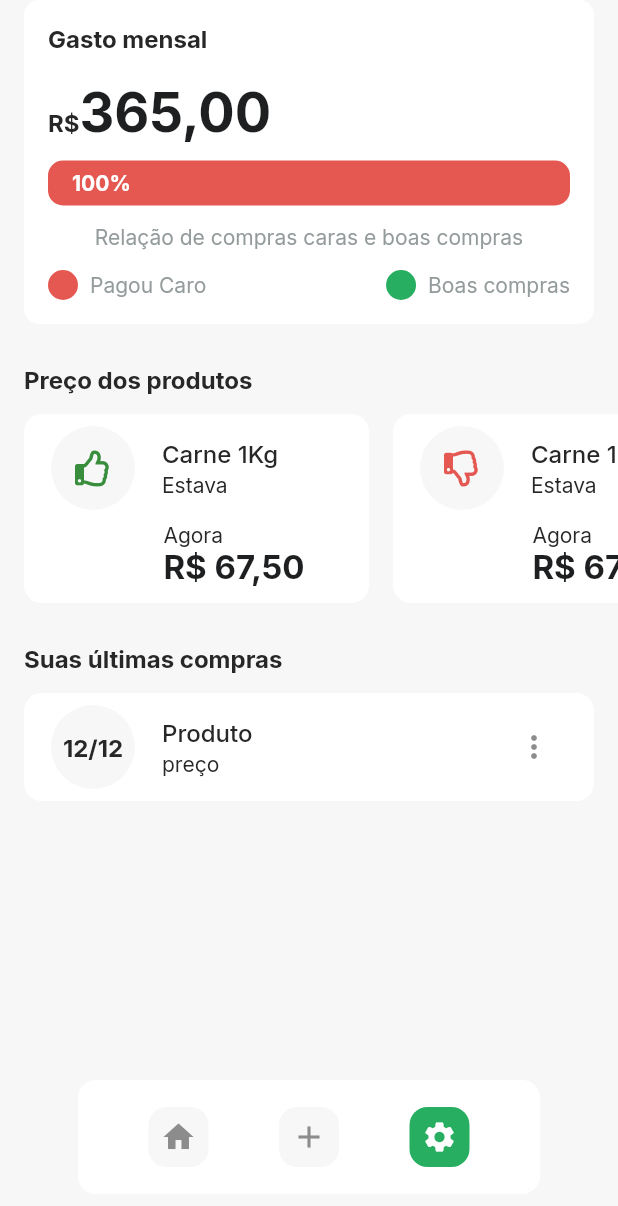
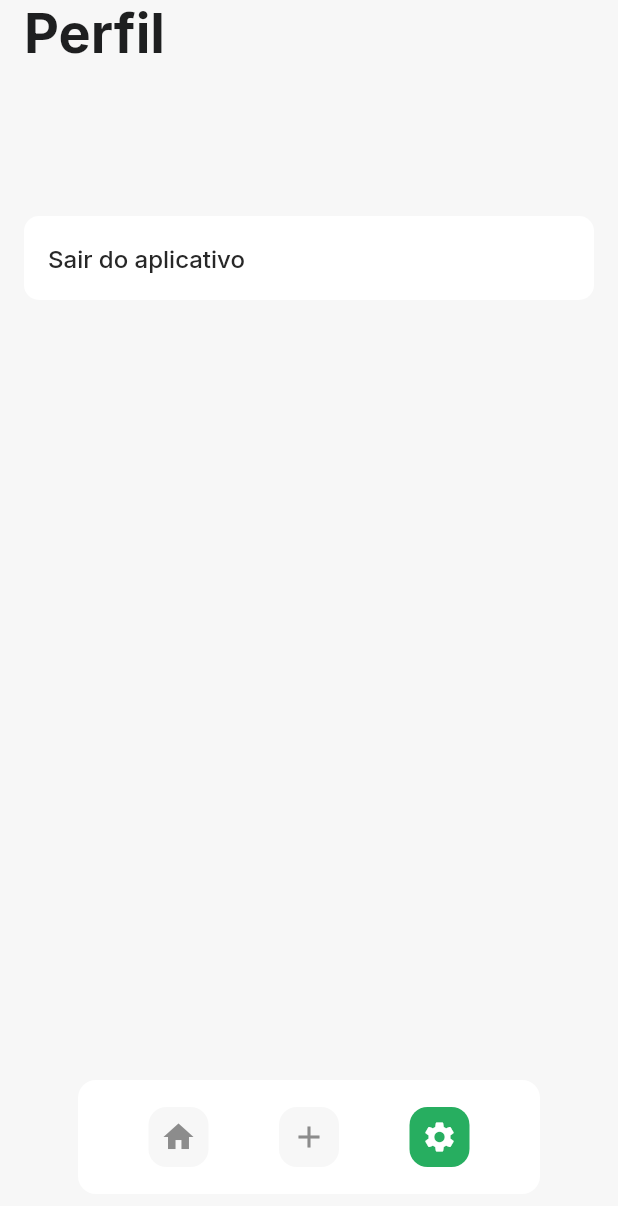
Before and after one commit to gabsabreu/flutter-race, a Flutter app: the screen it shows after launch, after a tap on the "settings" icon, on a phone screen of 412 x 824 dp. Shown: the top 1206 px of the screen. Run offline on Flutter 3.47's test engine with Material 2 defaults, Android fonts, the phone set to English and light mode, and no system bars; our stand-ins replace font_awesome_flutter, google_fonts, supabase, validators; accounts and stored records are empty.

Commit message:
navegação entre as paginas a partir dos botões;

```diff
--- a/meuapp/lib/app_widget.dart
+++ b/meuapp/lib/app_widget.dart
@@ -1,4 +1,6 @@
 import 'package:flutter/material.dart';
+import 'package:meuapp/modules/profile/profile_page.dart';
+import 'package:meuapp/shared/models/feed/feed_page.dart';
 import 'package:meuapp/shared/models/user_model.dart';
 
 import 'modules/home/home_page.dart';
@@ -22,7 +24,11 @@ class AppWidget extends StatelessWidget {
         "/login": (context) => const LoginPage(),
         "/login/create-account": (context) => CreateAccountPage(),
         "/home": (context) => HomePage(
-            // user: ModalRoute.of(context)!.settings.arguments as UserModel,
+              pages: [
+                FeedPage(),
+                ProfilePage(),
+              ],
+              // user: ModalRoute.of(context)!.settings.arguments as UserModel,
             )
       },
     );
--- /dev/null
+++ b/meuapp/lib/modules/create/create_bottomsheet.dart
@@ -0,0 +1,10 @@
+import 'package:flutter/material.dart';
+
+class CreateBottomsheet extends StatelessWidget {
+  const CreateBottomsheet({Key? key}) : super(key: key);
+
+  @override
+  Widget build(BuildContext context) {
+    return Container();
+  }
+}
--- a/meuapp/lib/modules/home/home_page.dart
+++ b/meuapp/lib/modules/home/home_page.dart
@@ -1,17 +1,17 @@
 import 'package:flutter/material.dart';
-import 'package:flutter/rendering.dart';
-import 'package:meuapp/shared/models/user_model.dart';
+import 'package:meuapp/modules/create/create_bottomsheet.dart';
+
+import 'package:meuapp/shared/models/feed/feed_page.dart';
 import 'package:meuapp/shared/theme/app_theme.dart';
 import 'package:meuapp/shared/theme/widgets/bottom_navigator/app_bottom_navigator.dart';
-import 'package:meuapp/shared/theme/widgets/card_chart/card_chart.dart';
-import 'package:meuapp/shared/theme/widgets/card_product/card_product.dart';
-import 'package:meuapp/shared/theme/widgets/list_tile/app_list_tile.dart';
 
 class HomePage extends StatefulWidget {
   // final UserModel user;
+  final List<Widget> pages;
   const HomePage({
     Key? key,
     /*required this.user*/
+    required this.pages,
   }) : super(key: key);
 
   @override
@@ -22,8 +22,15 @@ class _HomePageState extends State<HomePage> {
   var currentIndex = 0;
 
   void changeIndex(int index) {
-    currentIndex = index;
-    setState(() {});
+    if (index == 3) {
+      showModalBottomSheet(
+          shape: RoundedRectangleBorder(borderRadius: BorderRadius.only(topLeft: Radius.circular(32), topRight: Radius.circular(32))),
+          context: context,
+          builder: (context) => CreateBottomsheet());
+    } else {
+      currentIndex = index;
+      setState(() {});
+    }
   }
 
   @override
@@ -34,63 +41,7 @@ class _HomePageState extends State<HomePage> {
         height: MediaQuery.of(context).size.height,
         child: Stack(
           children: [
-            SafeArea(
-              top: true,
-              bottom: false,
-              child: SingleChildScrollView(
-                child: Column(
-                  mainAxisAlignment: MainAxisAlignment.center,
-                  crossAxisAlignment: CrossAxisAlignment.start,
-                  children: [
-                    Padding(
-                      padding: const EdgeInsets.symmetric(horizontal: 16),
-                      child: Column(
-                        crossAxisAlignment: CrossAxisAlignment.start,
-                        children: [
-                          CardChart(
-                            value: 365.00,
-                            percent: 1,
-                          ),
-                          SizedBox(
-                            height: 27,
-                          ),
-                          Text('Preço dos produtos').label,
-                          SizedBox(
-                            height: 14,
-                          ),
-                        ],
-                      ),
-                    ),
-                    SizedBox(
-                      width: MediaQuery.of(context).size.width,
-                      height: 126,
-                      child: ListView.builder(
-                        scrollDirection: Axis.horizontal,
-                        itemBuilder: (context, index) => CardProduct(
-                          like: index % 2 == 0,
-                        ),
-                      ),
-                    ),
-                    Padding(
-                      padding: const EdgeInsets.symmetric(horizontal: 16),
-                      child: Column(
-                        crossAxisAlignment: CrossAxisAlignment.start,
-                        children: [
-                          SizedBox(
-                            height: 27,
-                          ),
-                          Text('Suas últimas compras').label,
-                          SizedBox(
-                            height: 14,
-                          ),
-                          AppListTile(),
-                        ],
-                      ),
-                    )
-                  ],
-                ),
-              ),
-            ),
+            widget.pages[currentIndex],
             Positioned(
               bottom: 14,
               left: 26,
--- /dev/null
+++ b/meuapp/lib/modules/profile/profile_page.dart
@@ -0,0 +1,47 @@
+import 'package:flutter/material.dart';
+import 'package:meuapp/shared/theme/app_theme.dart';
+
+class ProfilePage extends StatefulWidget {
+  const ProfilePage({Key? key}) : super(key: key);
+
+  @override
+  _ProfilePageState createState() => _ProfilePageState();
+}
+
+class _ProfilePageState extends State<ProfilePage> {
+  @override
+  Widget build(BuildContext context) {
+    return SafeArea(
+      child: Padding(
+        padding: const EdgeInsets.symmetric(horizontal: 16),
+        child: Column(
+          crossAxisAlignment: CrossAxisAlignment.start,
+          children: [
+            Text(
+              'Perfil',
+              style: AppTheme.textStyles.title.copyWith(fontSize: 36),
+            ),
+            SizedBox(
+              height: 100,
+            ),
+            Container(
+              decoration: BoxDecoration(
+                color: AppTheme.colors.textEnabled,
+                borderRadius: BorderRadius.circular(10),
+              ),
+              child: ListTile(
+                onTap: () {
+                  Navigator.pushReplacementNamed(context, "/login");
+                },
+                title: Text(
+                  'Sair do aplicativo',
+                  style: AppTheme.textStyles.titleListTile,
+                ),
+              ),
+            )
+          ],
+        ),
+      ),
+    );
+  }
+}
--- /dev/null
+++ b/meuapp/lib/shared/models/feed/feed_page.dart
@@ -0,0 +1,70 @@
+import 'package:flutter/material.dart';
+import 'package:meuapp/shared/theme/app_text.dart';
+import 'package:meuapp/shared/theme/widgets/card_chart/card_chart.dart';
+import 'package:meuapp/shared/theme/widgets/card_product/card_product.dart';
+import 'package:meuapp/shared/theme/widgets/list_tile/app_list_tile.dart';
+
+class FeedPage extends StatelessWidget {
+  const FeedPage({Key? key}) : super(key: key);
+
+  @override
+  Widget build(BuildContext context) {
+    return SafeArea(
+      top: true,
+      bottom: false,
+      child: SingleChildScrollView(
+        child: Column(
+          mainAxisAlignment: MainAxisAlignment.center,
+          crossAxisAlignment: CrossAxisAlignment.start,
+          children: [
+            Padding(
+              padding: const EdgeInsets.symmetric(horizontal: 16),
+              child: Column(
+                crossAxisAlignment: CrossAxisAlignment.start,
+                children: [
+                  CardChart(
+                    value: 365.00,
+                    percent: 1,
+                  ),
+                  SizedBox(
+                    height: 27,
+                  ),
+                  Text('Preço dos produtos').label,
+                  SizedBox(
+                    height: 14,
+                  ),
+                ],
+              ),
+            ),
+            SizedBox(
+              width: MediaQuery.of(context).size.width,
+              height: 126,
+              child: ListView.builder(
+                scrollDirection: Axis.horizontal,
+                itemBuilder: (context, index) => CardProduct(
+                  like: index % 2 == 0,
+                ),
+              ),
+            ),
+            Padding(
+              padding: const EdgeInsets.symmetric(horizontal: 16),
+              child: Column(
+                crossAxisAlignment: CrossAxisAlignment.start,
+                children: [
+                  SizedBox(
+                    height: 27,
+                  ),
+                  Text('Suas últimas compras').label,
+                  SizedBox(
+                    height: 14,
+                  ),
+                  AppListTile(),
+                ],
+              ),
+            )
+          ],
+        ),
+      ),
+    );
+  }
+}
--- a/meuapp/lib/shared/theme/widgets/bottom_navigator/app_bottom_navigator.dart
+++ b/meuapp/lib/shared/theme/widgets/bottom_navigator/app_bottom_navigator.dart
@@ -31,16 +31,16 @@ class AppBottomNavigator extends StatelessWidget {
             IconBottomNavigator(
               icon: Icons.add,
               onTap: () {
-                onChanged(1);
+                onChanged(3);
               },
-              enabled: currentIndex == 1,
+              enabled: false,
             ),
             IconBottomNavigator(
               icon: Icons.settings,
               onTap: () {
-                onChanged(2);
+                onChanged(1);
               },
-              enabled: currentIndex == 2,
+              enabled: currentIndex == 1,
             ),
           ],
         ),
```
